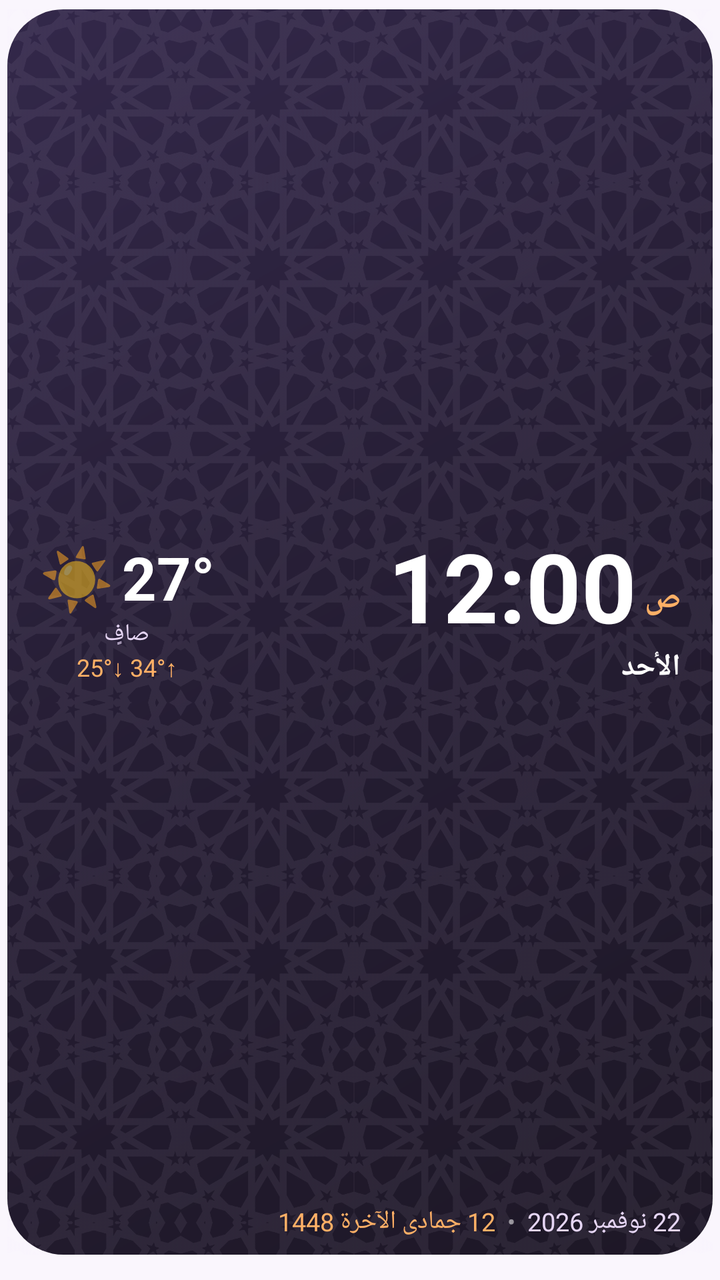
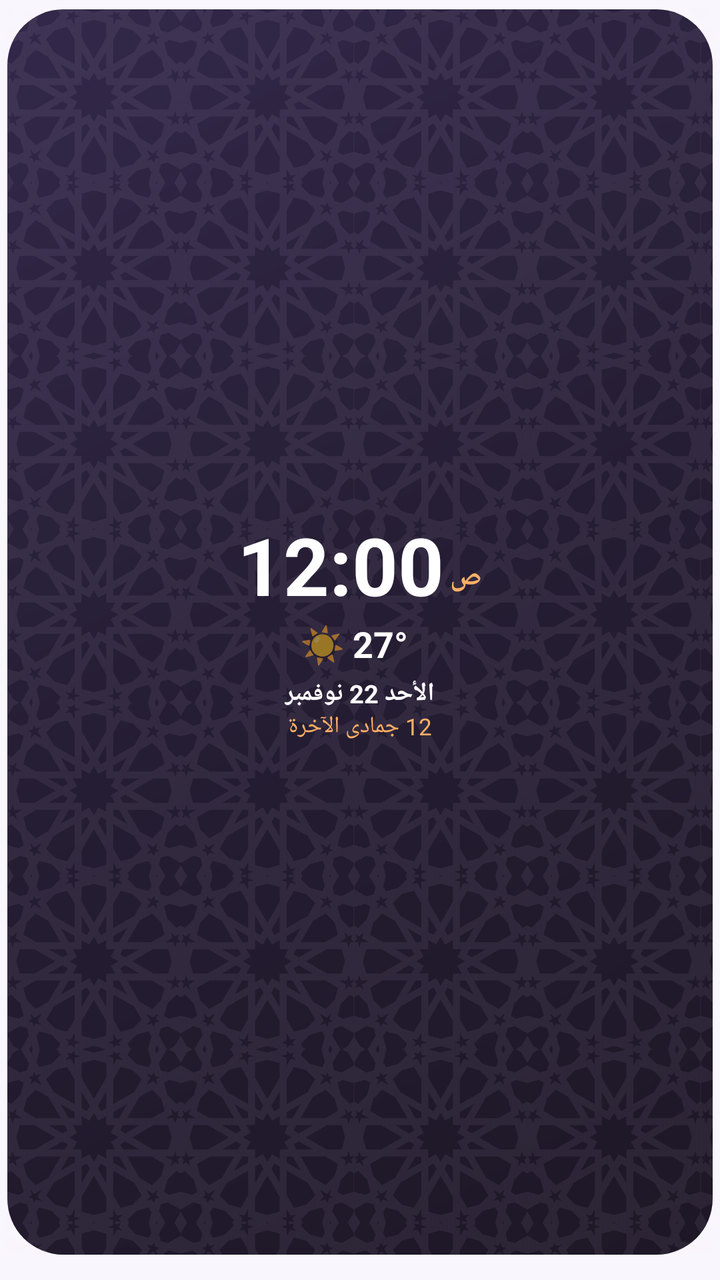

The first picture is an Android layout as it rendered before a commit; the second is the same layout after the commit. The layout source and the unified diff follow.
<!-- AndroidManifest.xml: application theme AppTheme -->
<!-- res/layout/widget_clock.xml -->
<?xml version="1.0" encoding="utf-8"?>
<FrameLayout xmlns:android="http://schemas.android.com/apk/res/android" android:id="@+id/widget_root" android:layout_width="match_parent" android:layout_height="match_parent" android:layoutDirection="rtl" android:paddingStart="3.5dp" android:paddingEnd="3.5dp" android:paddingTop="4.5dp" android:paddingBottom="12.5dp">
    <ImageView android:id="@+id/wbg" android:layout_width="match_parent" android:layout_height="match_parent" android:clipToOutline="true" android:scaleType="fitXY" android:src="@drawable/wbg_auto_2" android:contentDescription="@null" />
    <LinearLayout android:layout_width="match_parent" android:layout_height="match_parent" android:orientation="vertical" android:gravity="center_vertical" android:paddingStart="16dp" android:paddingEnd="16dp" android:paddingTop="8dp" android:paddingBottom="8dp">
        <LinearLayout android:layout_width="match_parent" android:layout_height="0dp" android:layout_weight="1" android:orientation="horizontal" android:gravity="center_vertical">
            <LinearLayout android:layout_width="0dp" android:layout_height="wrap_content" android:layout_weight="1" android:orientation="vertical">
                <LinearLayout android:layout_width="wrap_content" android:layout_height="wrap_content" android:orientation="horizontal" android:gravity="bottom" android:layoutDirection="ltr">
                    <TextClock android:id="@+id/k_time" android:layout_width="wrap_content" android:layout_height="wrap_content" android:format12Hour="h:mm" android:format24Hour="HH:mm" android:textColor="#FFFFFF" android:textSize="48dp" android:textStyle="bold" android:includeFontPadding="false" android:maxLines="1" />
                    <TextView android:id="@+id/k_ampm" android:layout_width="wrap_content" android:layout_height="wrap_content" android:layout_marginStart="4dp" android:layout_marginBottom="6dp" android:text="ص" android:textColor="#FFB066" android:textSize="16dp" android:textStyle="bold" />
                </LinearLayout>
                <TextView android:id="@+id/k_day" android:layout_width="wrap_content" android:layout_height="wrap_content" android:text="الأحد" android:textColor="#FFFFFF" android:textSize="15dp" android:textStyle="bold" android:maxLines="1" />
            </LinearLayout>
            <LinearLayout android:id="@+id/k_wx" android:layout_width="wrap_content" android:layout_height="wrap_content" android:orientation="vertical" android:gravity="center">
                <LinearLayout android:layout_width="wrap_content" android:layout_height="wrap_content" android:orientation="horizontal" android:gravity="center_vertical" android:layoutDirection="ltr">
                    <TextView android:id="@+id/k_wicon" android:layout_width="wrap_content" android:layout_height="wrap_content" android:text="☀️" android:textSize="30dp" />
                    <TextView android:id="@+id/k_temp" android:layout_width="wrap_content" android:layout_height="wrap_content" android:layout_marginStart="4dp" android:text="27°" android:textColor="#FFFFFF" android:textSize="30dp" android:textStyle="bold" android:maxLines="1" />
                </LinearLayout>
                <TextView android:id="@+id/k_wdesc" android:layout_width="wrap_content" android:layout_height="wrap_content" android:text="صافٍ" android:textColor="#E6D6F5" android:textSize="12dp" android:maxLines="1" />
                <TextView android:id="@+id/k_hl" android:layout_width="wrap_content" android:layout_height="wrap_content" android:text="↑34° ↓25°" android:textColor="#FFB066" android:textSize="12dp" android:maxLines="1" />
            </LinearLayout>
        </LinearLayout>
        <LinearLayout android:layout_width="match_parent" android:layout_height="wrap_content" android:layout_marginTop="4dp" android:orientation="horizontal" android:gravity="center_vertical">
            <TextView android:id="@+id/k_greg" android:layout_width="wrap_content" android:layout_height="wrap_content" android:text="22 نوفمبر 2026" android:textColor="#E6D6F5" android:textSize="12.5dp" android:maxLines="1" />
            <TextView android:layout_width="wrap_content" android:layout_height="wrap_content" android:layout_marginStart="6dp" android:layout_marginEnd="6dp" android:text="•" android:textColor="#88FFFFFF" android:textSize="12dp" />
            <TextView android:id="@+id/k_hijri" android:layout_width="0dp" android:layout_height="wrap_content" android:layout_weight="1" android:text="12 جمادى الآخرة 1448" android:textColor="#FFB066" android:textSize="12.5dp" android:maxLines="1" android:ellipsize="end" />
        </LinearLayout>
    </LinearLayout>
</FrameLayout>
<!-- resources referenced by this layout -->
<resources>
  <!-- drawable wbg_auto_2 (drawable) -->
  <?xml version="1.0" encoding="utf-8"?>
  <layer-list xmlns:android="http://schemas.android.com/apk/res/android">
      <item><shape android:shape="rectangle"><gradient android:angle="315" android:startColor="#33284A" android:centerColor="#251D33" android:endColor="#1D1726" /><corners android:radius="28dp" /></shape></item>
      <item><bitmap android:src="@drawable/wpat_night" android:tileMode="mirror" /></item>
  </layer-list>
  <style name="AppTheme" parent="@android:style/Theme.Material.Light.NoActionBar">
          <item name="android:windowBackground">@color/bg</item>
          <item name="android:statusBarColor">@color/bg</item>
          <item name="android:navigationBarColor">@color/bg</item>
          <item name="android:colorAccent">@color/orange</item>
          <item name="android:colorPrimary">@color/purple</item>
      </style>
  <!-- drawable wpat_night: png bitmap (drawable-nodpi, 44057 bytes) -->
  <color name="bg">#FAF6FD</color>
  <color name="orange">#F28A32</color>
  <color name="purple">#7137A8</color>
</resources>

<!-- the commit's change to res/layout/widget_clock.xml (unified diff, before → after) -->
@@ -1,28 +1,19 @@
 <?xml version="1.0" encoding="utf-8"?>
 <FrameLayout xmlns:android="http://schemas.android.com/apk/res/android" android:id="@+id/widget_root" android:layout_width="match_parent" android:layout_height="match_parent" android:layoutDirection="rtl" android:paddingStart="3.5dp" android:paddingEnd="3.5dp" android:paddingTop="4.5dp" android:paddingBottom="12.5dp">
     <ImageView android:id="@+id/wbg" android:layout_width="match_parent" android:layout_height="match_parent" android:clipToOutline="true" android:scaleType="fitXY" android:src="@drawable/wbg_auto_2" android:contentDescription="@null" />
-    <LinearLayout android:layout_width="match_parent" android:layout_height="match_parent" android:orientation="vertical" android:gravity="center_vertical" android:paddingStart="16dp" android:paddingEnd="16dp" android:paddingTop="8dp" android:paddingBottom="8dp">
-        <LinearLayout android:layout_width="match_parent" android:layout_height="0dp" android:layout_weight="1" android:orientation="horizontal" android:gravity="center_vertical">
-            <LinearLayout android:layout_width="0dp" android:layout_height="wrap_content" android:layout_weight="1" android:orientation="vertical">
-                <LinearLayout android:layout_width="wrap_content" android:layout_height="wrap_content" android:orientation="horizontal" android:gravity="bottom" android:layoutDirection="ltr">
-                    <TextClock android:id="@+id/k_time" android:layout_width="wrap_content" android:layout_height="wrap_content" android:format12Hour="h:mm" android:format24Hour="HH:mm" android:textColor="#FFFFFF" android:textSize="48dp" android:textStyle="bold" android:includeFontPadding="false" android:maxLines="1" />
-                    <TextView android:id="@+id/k_ampm" android:layout_width="wrap_content" android:layout_height="wrap_content" android:layout_marginStart="4dp" android:layout_marginBottom="6dp" android:text="ص" android:textColor="#FFB066" android:textSize="16dp" android:textStyle="bold" />
-                </LinearLayout>
-                <TextView android:id="@+id/k_day" android:layout_width="wrap_content" android:layout_height="wrap_content" android:text="الأحد" android:textColor="#FFFFFF" android:textSize="15dp" android:textStyle="bold" android:maxLines="1" />
-            </LinearLayout>
-            <LinearLayout android:id="@+id/k_wx" android:layout_width="wrap_content" android:layout_height="wrap_content" android:orientation="vertical" android:gravity="center">
-                <LinearLayout android:layout_width="wrap_content" android:layout_height="wrap_content" android:orientation="horizontal" android:gravity="center_vertical" android:layoutDirection="ltr">
-                    <TextView android:id="@+id/k_wicon" android:layout_width="wrap_content" android:layout_height="wrap_content" android:text="☀️" android:textSize="30dp" />
-                    <TextView android:id="@+id/k_temp" android:layout_width="wrap_content" android:layout_height="wrap_content" android:layout_marginStart="4dp" android:text="27°" android:textColor="#FFFFFF" android:textSize="30dp" android:textStyle="bold" android:maxLines="1" />
-                </LinearLayout>
-                <TextView android:id="@+id/k_wdesc" android:layout_width="wrap_content" android:layout_height="wrap_content" android:text="صافٍ" android:textColor="#E6D6F5" android:textSize="12dp" android:maxLines="1" />
-                <TextView android:id="@+id/k_hl" android:layout_width="wrap_content" android:layout_height="wrap_content" android:text="↑34° ↓25°" android:textColor="#FFB066" android:textSize="12dp" android:maxLines="1" />
-            </LinearLayout>
+    <LinearLayout android:layout_width="match_parent" android:layout_height="match_parent" android:orientation="vertical" android:gravity="center" android:padding="8dp">
+        <LinearLayout android:layout_width="wrap_content" android:layout_height="wrap_content" android:orientation="horizontal" android:gravity="bottom" android:layoutDirection="ltr">
+            <TextClock android:id="@+id/k_time" android:layout_width="wrap_content" android:layout_height="wrap_content" android:format12Hour="h:mm" android:format24Hour="HH:mm" android:textColor="#FFFFFF" android:textSize="40dp" android:textStyle="bold" android:includeFontPadding="false" android:maxLines="1" />
+            <TextView android:id="@+id/k_ampm" android:layout_width="wrap_content" android:layout_height="wrap_content" android:layout_marginStart="3dp" android:layout_marginBottom="4dp" android:text="ص" android:textColor="#FFB066" android:textSize="14dp" android:textStyle="bold" />
         </LinearLayout>
-        <LinearLayout android:layout_width="match_parent" android:layout_height="wrap_content" android:layout_marginTop="4dp" android:orientation="horizontal" android:gravity="center_vertical">
-            <TextView android:id="@+id/k_greg" android:layout_width="wrap_content" android:layout_height="wrap_content" android:text="22 نوفمبر 2026" android:textColor="#E6D6F5" android:textSize="12.5dp" android:maxLines="1" />
-            <TextView android:layout_width="wrap_content" android:layout_height="wrap_content" android:layout_marginStart="6dp" android:layout_marginEnd="6dp" android:text="•" android:textColor="#88FFFFFF" android:textSize="12dp" />
-            <TextView android:id="@+id/k_hijri" android:layout_width="0dp" android:layout_height="wrap_content" android:layout_weight="1" android:text="12 جمادى الآخرة 1448" android:textColor="#FFB066" android:textSize="12.5dp" android:maxLines="1" android:ellipsize="end" />
+        <LinearLayout android:id="@+id/k_wx" android:layout_width="wrap_content" android:layout_height="wrap_content" android:layout_marginTop="2dp" android:orientation="horizontal" android:gravity="center_vertical" android:layoutDirection="ltr">
+            <TextView android:id="@+id/k_wicon" android:layout_width="wrap_content" android:layout_height="wrap_content" android:text="☀️" android:textSize="18dp" />
+            <TextView android:id="@+id/k_temp" android:layout_width="wrap_content" android:layout_height="wrap_content" android:layout_marginStart="4dp" android:text="27°" android:textColor="#FFFFFF" android:textSize="18dp" android:textStyle="bold" android:maxLines="1" />
+            <TextView android:id="@+id/k_hl" android:layout_width="wrap_content" android:layout_height="wrap_content" android:layout_marginStart="6dp" android:textColor="#FFB066" android:textSize="11dp" android:maxLines="1" />
+            <TextView android:id="@+id/k_wdesc" android:layout_width="wrap_content" android:layout_height="wrap_content" android:visibility="gone" />
         </LinearLayout>
+        <TextView android:id="@+id/k_day" android:layout_width="wrap_content" android:layout_height="wrap_content" android:layout_marginTop="4dp" android:text="الأحد 22 نوفمبر" android:textColor="#FFFFFF" android:textSize="12.5dp" android:textStyle="bold" android:maxLines="1" />
+        <TextView android:id="@+id/k_hijri" android:layout_width="wrap_content" android:layout_height="wrap_content" android:text="12 جمادى الآخرة" android:textColor="#FFB066" android:textSize="11.5dp" android:maxLines="1" />
+        <TextView android:id="@+id/k_greg" android:layout_width="wrap_content" android:layout_height="wrap_content" android:visibility="gone" />
     </LinearLayout>
 </FrameLayout>
